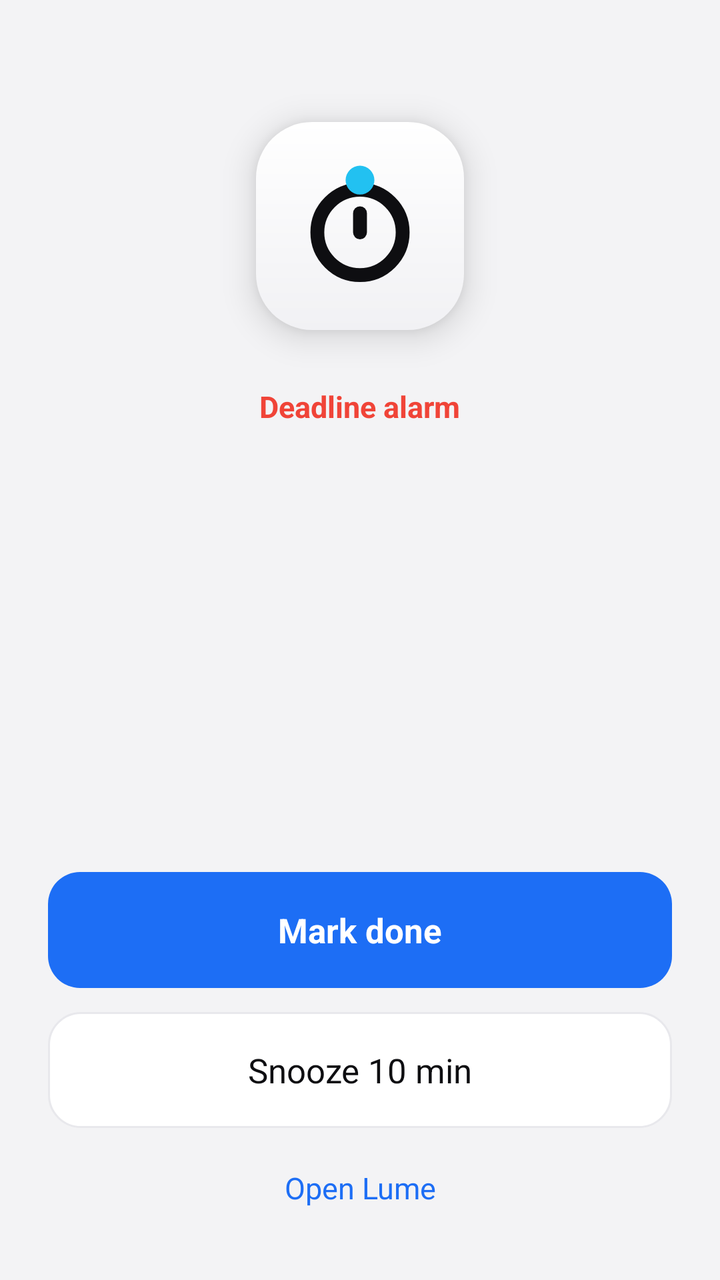
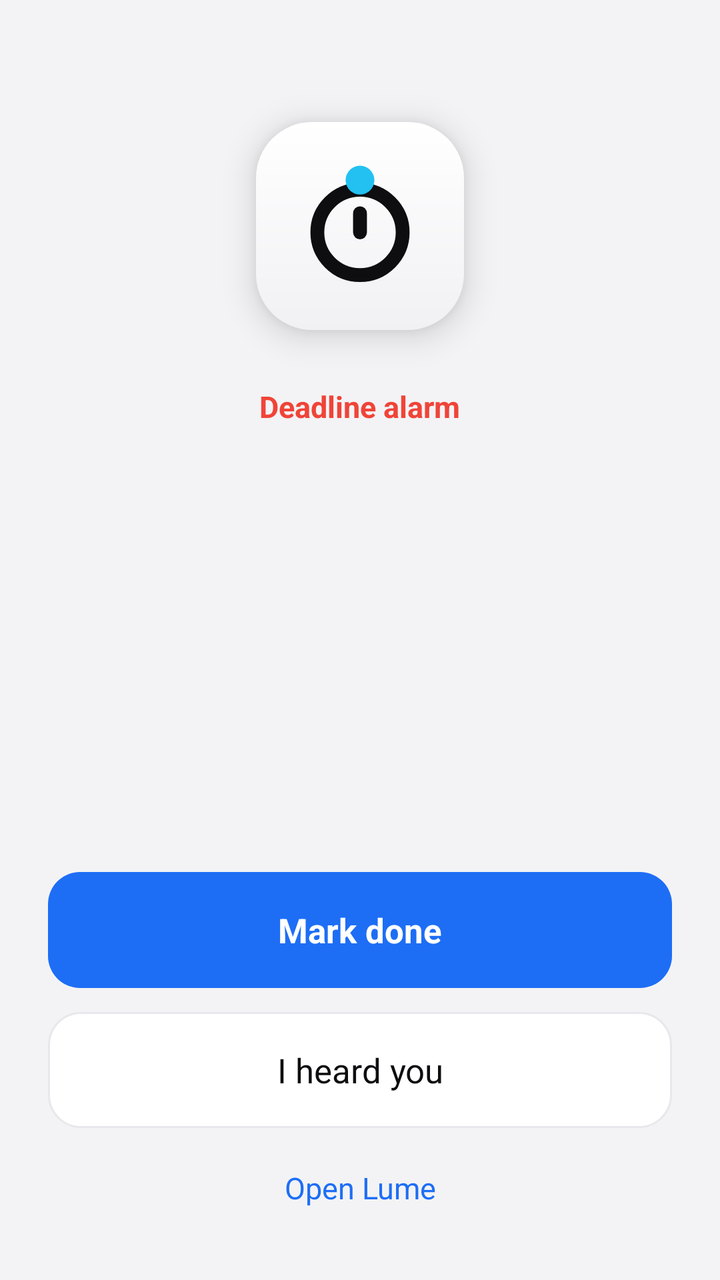

Compare the two renders of this Android layout. The source of the first and the diff that turns it into the second are given below.
<!-- AndroidManifest.xml: activity theme Lume.Alarm -->
<!-- res/layout/activity_alarm.xml -->
<?xml version="1.0" encoding="utf-8"?>
<FrameLayout xmlns:android="http://schemas.android.com/apk/res/android"
    android:layout_width="match_parent"
    android:layout_height="match_parent"
    android:background="@color/panel"
    android:fitsSystemWindows="true">

    <LinearLayout
        android:layout_width="match_parent"
        android:layout_height="match_parent"
        android:orientation="vertical"
        android:paddingStart="24dp"
        android:paddingTop="24dp"
        android:paddingEnd="24dp"
        android:paddingBottom="20dp">

        <LinearLayout
            android:layout_width="match_parent"
            android:layout_height="0dp"
            android:layout_weight="1"
            android:gravity="center"
            android:orientation="vertical">

            <FrameLayout
                android:layout_width="104dp"
                android:layout_height="104dp"
                android:background="@drawable/bg_tile"
                android:elevation="10dp">

                <ImageView
                    android:id="@+id/mark"
                    android:layout_width="64dp"
                    android:layout_height="64dp"
                    android:layout_gravity="center"
                    android:contentDescription="@null"
                    android:src="@drawable/splash" />
            </FrameLayout>

            <TextView
                android:layout_width="wrap_content"
                android:layout_height="wrap_content"
                android:layout_marginTop="28dp"
                android:text="Deadline alarm"
                android:textColor="@color/red"
                android:textSize="15sp"
                android:textStyle="bold" />

            <TextView
                android:id="@+id/countdown"
                android:layout_width="wrap_content"
                android:layout_height="wrap_content"
                android:layout_marginTop="4dp"
                android:fontFeatureSettings="tnum"
                android:letterSpacing="-0.03"
                android:textColor="@color/ink"
                android:textSize="68sp" />

            <TextView
                android:id="@+id/title"
                android:layout_width="wrap_content"
                android:layout_height="wrap_content"
                android:layout_marginTop="8dp"
                android:gravity="center"
                android:textColor="@color/ink"
                android:textSize="24sp"
                android:textStyle="bold" />

            <TextView
                android:id="@+id/course"
                android:layout_width="wrap_content"
                android:layout_height="wrap_content"
                android:layout_marginTop="4dp"
                android:gravity="center"
                android:textColor="@color/ink_2"
                android:textSize="16sp" />

            <TextView
                android:id="@+id/due"
                android:layout_width="wrap_content"
                android:layout_height="wrap_content"
                android:layout_marginTop="6dp"
                android:textColor="@color/ink_2"
                android:textSize="14sp" />
        </LinearLayout>

        <TextView
            android:id="@+id/done"
            android:layout_width="match_parent"
            android:layout_height="58dp"
            android:background="@drawable/bg_button_blue"
            android:gravity="center"
            android:text="@string/mark_done"
            android:textColor="@color/card"
            android:textSize="17sp"
            android:textStyle="bold" />

        <TextView
            android:id="@+id/snooze"
            android:layout_width="match_parent"
            android:layout_height="58dp"
            android:layout_marginTop="12dp"
            android:background="@drawable/bg_button_chip"
            android:gravity="center"
            android:text="@string/snooze"
            android:textColor="@color/ink"
            android:textSize="17sp" />

        <TextView
            android:id="@+id/open"
            android:layout_width="match_parent"
            android:layout_height="52dp"
            android:layout_marginTop="4dp"
            android:background="?android:attr/selectableItemBackground"
            android:gravity="center"
            android:text="@string/open_lume"
            android:textColor="@color/blue"
            android:textSize="15sp" />
    </LinearLayout>
</FrameLayout>
<!-- resources referenced by this layout -->
<resources>
  <color name="blue">#1D6EF5</color>
  <color name="card">#FFFFFF</color>
  <color name="ink">#0E0E11</color>
  <color name="ink_2">#62626B</color>
  <color name="panel">#F3F3F5</color>
  <color name="red">#F04438</color>
  <!-- drawable bg_button_blue (drawable) -->
  <?xml version="1.0" encoding="utf-8"?>
  <ripple xmlns:android="http://schemas.android.com/apk/res/android" android:color="#33FFFFFF">
      <item>
          <shape android:shape="rectangle">
              <corners android:radius="16dp" />
              <solid android:color="@color/blue" />
          </shape>
      </item>
  </ripple>
  <!-- drawable bg_button_chip (drawable) -->
  <?xml version="1.0" encoding="utf-8"?>
  <ripple xmlns:android="http://schemas.android.com/apk/res/android" android:color="#220E0E11">
      <item>
          <shape android:shape="rectangle">
              <corners android:radius="16dp" />
              <solid android:color="@color/card" />
              <stroke
                  android:width="1dp"
                  android:color="#E8E8EC" />
          </shape>
      </item>
  </ripple>
  <!-- drawable bg_tile (drawable) -->
  <?xml version="1.0" encoding="utf-8"?>
  <shape xmlns:android="http://schemas.android.com/apk/res/android" android:shape="rectangle">
      <corners android:radius="28dp" />
      <gradient
          android:angle="270"
          android:endColor="#F1F1F4"
          android:startColor="#FFFFFF" />
  </shape>
  <!-- drawable splash (drawable) -->
  <?xml version="1.0" encoding="utf-8"?>
  <vector xmlns:android="http://schemas.android.com/apk/res/android"
      android:width="96dp"
      android:height="96dp"
      android:viewportWidth="24"
      android:viewportHeight="24">
      <path
          android:pathData="M4,13.2 a8,8 0 1,0 16,0 a8,8 0 1,0 -16,0"
          android:strokeWidth="2.6"
          android:strokeColor="#0E0E11" />
      <path
          android:pathData="M12,13.2 V9.6"
          android:strokeWidth="2.6"
          android:strokeColor="#0E0E11"
          android:strokeLineCap="round" />
      <path
          android:fillColor="#22C1F1"
          android:pathData="M9.3,3.4 a2.7,2.7 0 1,0 5.4,0 a2.7,2.7 0 1,0 -5.4,0" />
  </vector>
  <string name="mark_done">Mark done</string>
  <string name="open_lume">Open Lume</string>
  <string name="snooze">Snooze 10 min</string>
  <style name="Lume.Alarm" parent="android:Theme.Material.Light.NoActionBar">
          <item name="android:windowBackground">@color/panel</item>
          <item name="android:statusBarColor">@color/panel</item>
          <item name="android:navigationBarColor">@color/panel</item>
          <item name="android:windowLightStatusBar">true</item>
          <item name="android:windowLightNavigationBar">true</item>
          <item name="android:colorAccent">@color/blue</item>
      </style>
</resources>

<!-- the commit's change to res/layout/activity_alarm.xml (unified diff, before → after) -->
@@ -95,13 +95,13 @@
             android:textStyle="bold" />
 
         <TextView
-            android:id="@+id/snooze"
+            android:id="@+id/heard"
             android:layout_width="match_parent"
             android:layout_height="58dp"
             android:layout_marginTop="12dp"
             android:background="@drawable/bg_button_chip"
             android:gravity="center"
-            android:text="@string/snooze"
+            android:text="@string/heard"
             android:textColor="@color/ink"
             android:textSize="17sp" />
 
<!-- resource entries referenced after the edit -->
@@ -58,9 +58,9 @@
           android:fillColor="#22C1F1"
           android:pathData="M9.3,3.4 a2.7,2.7 0 1,0 5.4,0 a2.7,2.7 0 1,0 -5.4,0" />
   </vector>
+  <string name="heard">I heard you</string>
   <string name="mark_done">Mark done</string>
   <string name="open_lume">Open Lume</string>
-  <string name="snooze">Snooze 10 min</string>
   <style name="Lume.Alarm" parent="android:Theme.Material.Light.NoActionBar">
           <item name="android:windowBackground">@color/panel</item>
           <item name="android:statusBarColor">@color/panel</item>
